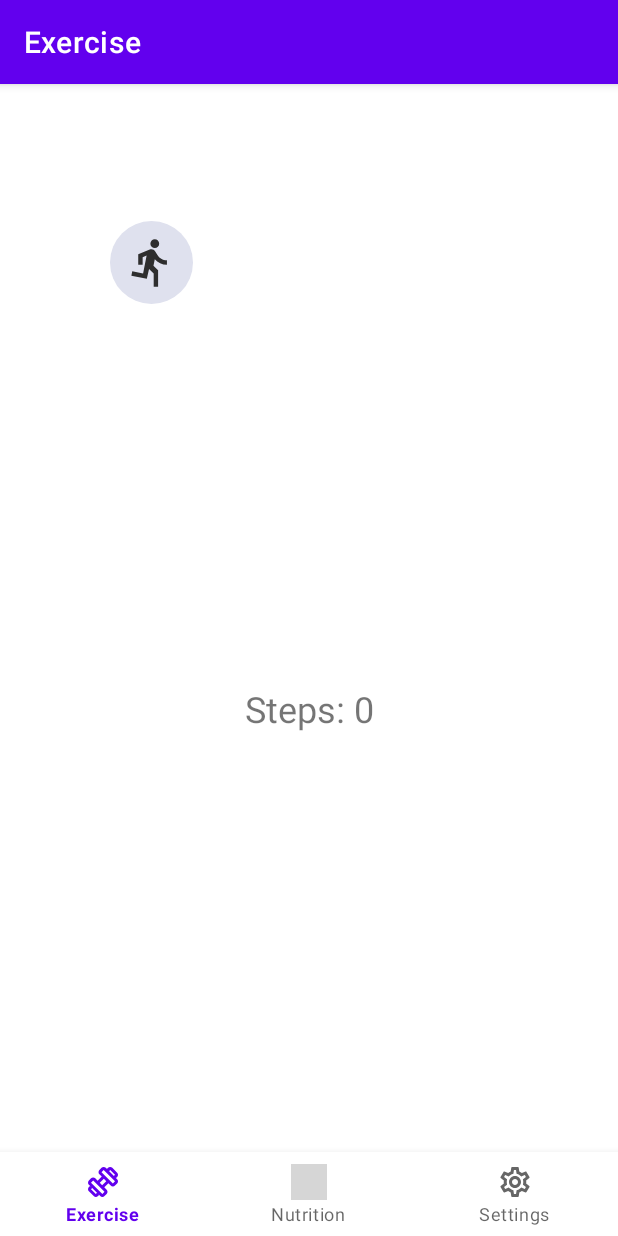
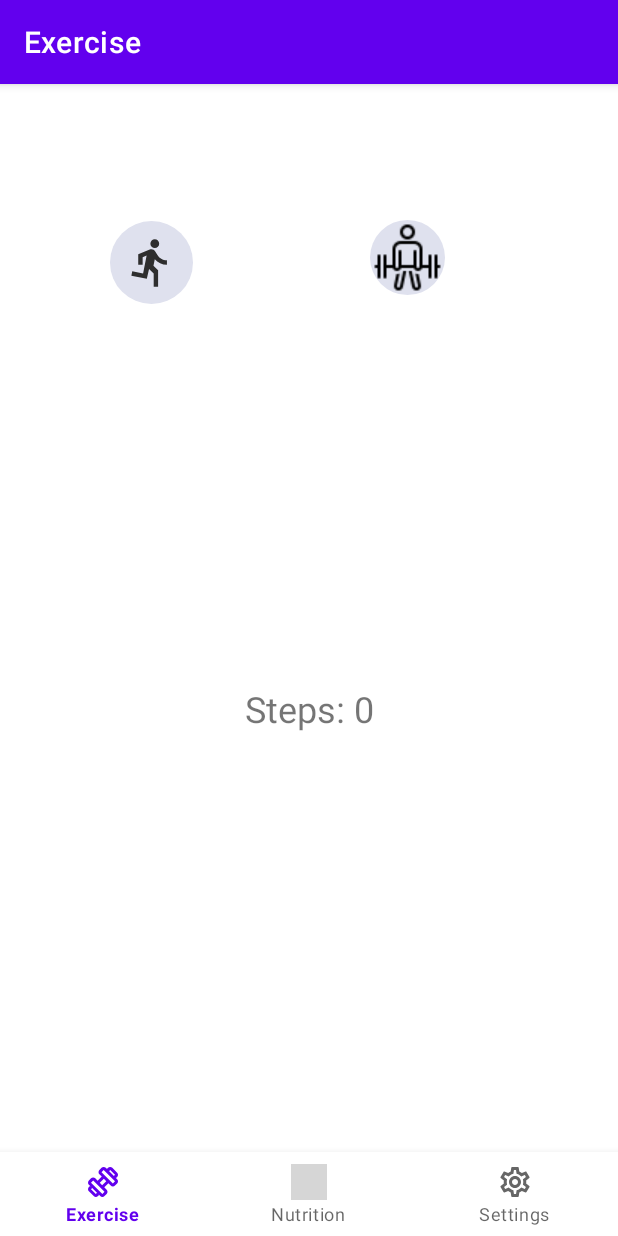
Before and after one commit to neldrs/FitQuest, an Android app: the screen it shows after launch (MainActivity), on a phone screen of 412 x 824 dp. Run offline under Robolectric (Android 15) with nearby library versions, the phone set to English and light mode, and no system bars; our stand-ins replace Firebase (no records; nobody signed in at launch, a user with empty details on screens opened directly), navigation-ui; grey boxes are pictures that could not be loaded.

Commit message:
weight button

```diff
--- a/app/build.gradle.kts
+++ b/app/build.gradle.kts
@@ -58,6 +58,7 @@ dependencies {
     implementation("androidx.lifecycle:lifecycle-viewmodel-ktx:2.6.2")
     implementation("androidx.navigation:navigation-fragment-ktx:2.7.5")
     implementation("androidx.navigation:navigation-ui-ktx:2.7.5")
+    implementation("com.google.firebase:firebase-auth-ktx:22.3.0")
     testImplementation("junit:junit:4.13.2")
     androidTestImplementation("androidx.test.ext:junit:1.1.5")
     androidTestImplementation("androidx.test.espresso:espresso-core:3.5.1")
--- a/app/src/main/res/layout/fragment_exercise.xml
+++ b/app/src/main/res/layout/fragment_exercise.xml
@@ -20,6 +20,7 @@
         app:layout_constraintTop_toTopOf="parent"
         app:layout_constraintVertical_bias="0.054" />
 
+
     <TextView
         android:id="@+id/tvStepCount"
         android:layout_width="match_parent"
@@ -34,4 +35,17 @@
         app:layout_constraintEnd_toEndOf="parent"
         app:layout_constraintStart_toStartOf="parent"
         app:layout_constraintTop_toTopOf="parent" />
+
+    <ImageButton
+        android:id="@+id/bWeight"
+        android:layout_width="wrap_content"
+        android:layout_height="wrap_content"
+        android:background="@drawable/round_shape"
+        android:src="@drawable/icons8_deadlift_50"
+        app:layout_constraintBottom_toTopOf="@+id/tvStepCount"
+        app:layout_constraintEnd_toEndOf="parent"
+        app:layout_constraintHorizontal_bias="0.507"
+        app:layout_constraintStart_toEndOf="@+id/bRun"
+        app:layout_constraintTop_toTopOf="parent"
+        app:layout_constraintVertical_bias="0.119" />
 </androidx.constraintlayout.widget.ConstraintLayout>
```
Also changed, not shown: app/src/main/res/drawable/icons8_deadlift_50.png (added).
